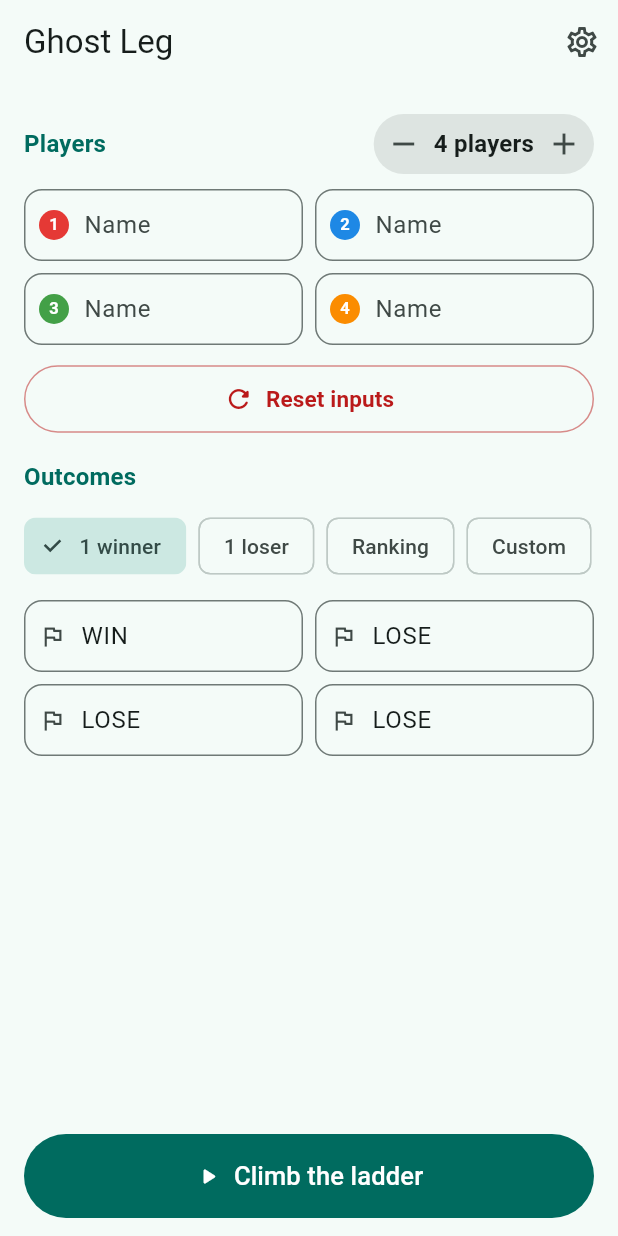
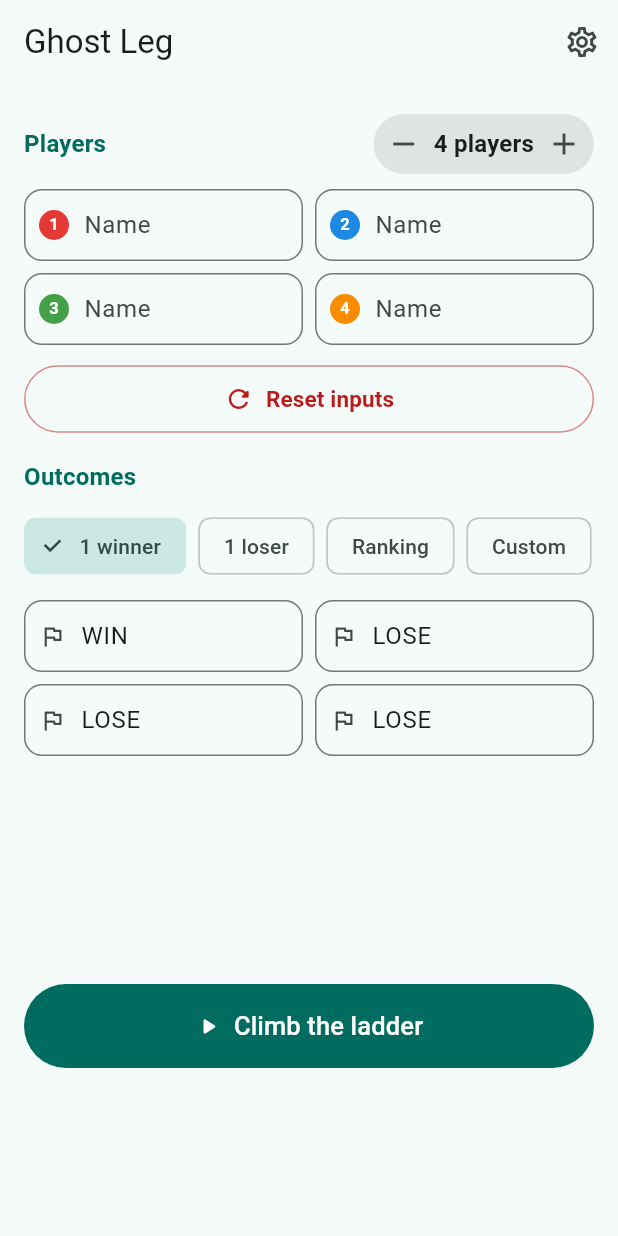
Before and after one commit to fpdlv12-dev/ladder_game, a Flutter app: the screen it shows after launch, after a tap on "Get started", on a phone screen of 412 x 824 dp. Run offline on Flutter 3.47's test engine with Material 3 defaults, Android fonts, the phone set to English and light mode, and no system bars; our stand-ins replace google_mobile_ads, package_info_plus, shared_preferences; network calls fail.

Commit message:
배너 자리를 미리 잡아 첫 실행 때 버튼이 밀리지 않게
광고 로드 전에는 배너 높이가 0이라 하단 버튼이 내비게이션 바에 가렸다가
1~2초 뒤 광고가 붙으면서 위로 밀려 올라갔다. 이제 광고 요청 전에 적응형
배너 크기를 먼저 받아 그 높이만큼 빈 자리와 하단 SafeArea 여백을 차지하고,
로드에 실패했을 때만 자리를 접는다.

Co-Authored-By: Claude Opus 5 <noreply@anthropic.com>

```diff
--- a/lib/widgets/banner_ad_widget.dart
+++ b/lib/widgets/banner_ad_widget.dart
@@ -3,7 +3,11 @@ import 'package:google_mobile_ads/google_mobile_ads.dart';
 
 import '../ads/ad_ids.dart';
 
-/// 화면 하단에 붙이는 적응형 배너. 로드 전/실패 시에는 높이 0.
+/// 화면 하단에 붙이는 적응형 배너.
+///
+/// 광고가 로드되기 전에도 **같은 높이의 빈 자리와 하단 SafeArea 여백**을 차지한다.
+/// 그래야 광고가 1~2초 뒤 붙을 때 본문이 밀려 올라가지 않고, 로드 전에도 본문이
+/// 내비게이션 바에 가리지 않는다. (로드에 실패하면 그때 자리를 접는다.)
 class BannerAdWidget extends StatefulWidget {
   const BannerAdWidget({super.key});
 
@@ -13,6 +17,7 @@ class BannerAdWidget extends StatefulWidget {
 
 class _BannerAdWidgetState extends State<BannerAdWidget> {
   BannerAd? _ad;
+  AdSize? _size;
   bool _loaded = false;
 
   @override
@@ -28,6 +33,8 @@ class _BannerAdWidgetState extends State<BannerAdWidget> {
     // google_mobile_ads 9.x: getCurrentOrientationAnchoredAdaptiveBannerAdSize 는 deprecated
     final size = await AdSize.getLargeAnchoredAdaptiveBannerAdSize(width);
     if (size == null || !mounted) return;
+    // 광고 요청보다 먼저 크기를 알 수 있으므로, 자리부터 잡아둔다.
+    setState(() => _size = size);
 
     _ad = BannerAd(
       adUnitId: AdIds.banner,
@@ -41,6 +48,7 @@ class _BannerAdWidgetState extends State<BannerAdWidget> {
           debugPrint('Banner load failed: $err');
           ad.dispose();
           _ad = null;
+          if (mounted) setState(() => _size = null);
         },
       ),
     )..load();
@@ -55,13 +63,21 @@ class _BannerAdWidgetState extends State<BannerAdWidget> {
   @override
   Widget build(BuildContext context) {
     final ad = _ad;
-    if (ad == null || !_loaded) return const SizedBox.shrink();
+    final height = _size?.height.toDouble() ?? 0;
     return SafeArea(
       top: false,
       child: SizedBox(
-        width: ad.size.width.toDouble(),
-        height: ad.size.height.toDouble(),
-        child: AdWidget(ad: ad),
+        width: double.infinity,
+        height: height,
+        child: ad == null || !_loaded
+            ? null
+            : Center(
+                child: SizedBox(
+                  width: ad.size.width.toDouble(),
+                  height: ad.size.height.toDouble(),
+                  child: AdWidget(ad: ad),
+                ),
+              ),
       ),
     );
   }
```
